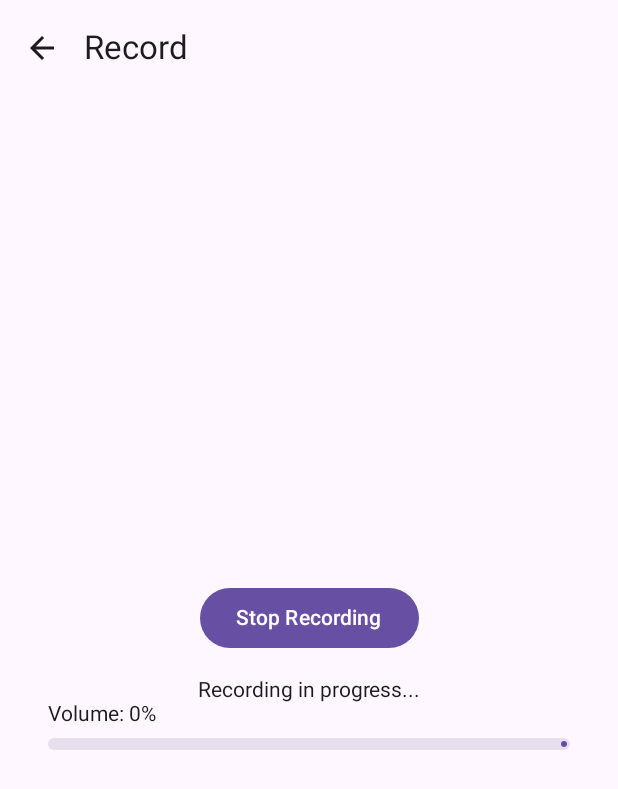
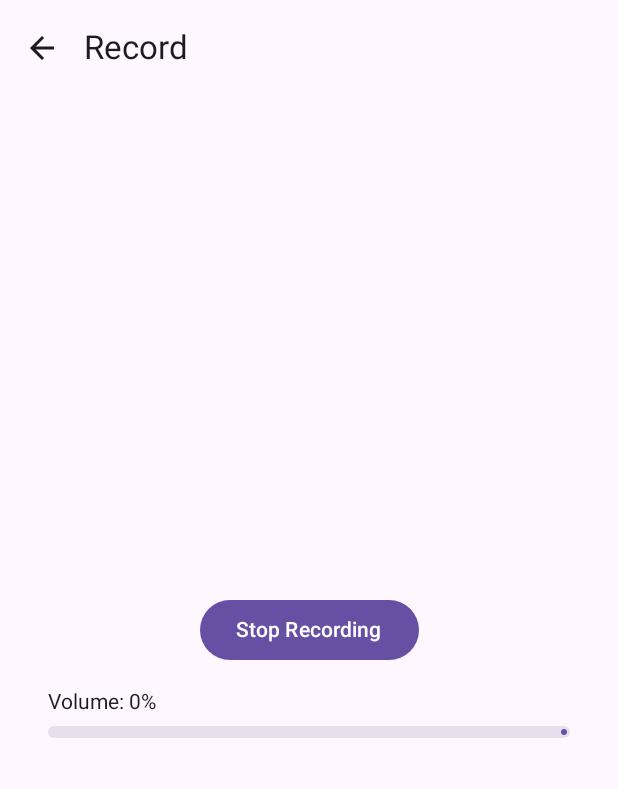
Before and after one commit to entaku0818/simpleRecord, an Android app built with Jetpack Compose: the RecordScreen screen opened through its navigation route, after a tap on "Start Recording", on a phone screen of 412 x 824 dp. Shown: the top 789 px of the screen. Run offline under Robolectric (Android 15) with nearby library versions, the phone set to English and light mode, and no system bars; our stand-ins replace Room's generated code.

Commit message:
不要な表示を削除

```diff
--- a/app/src/main/java/com/entaku/simpleRecord/record/RecordScreen.kt
+++ b/app/src/main/java/com/entaku/simpleRecord/record/RecordScreen.kt
@@ -122,19 +122,7 @@ fun RecordScreen(
 
                 Spacer(modifier = Modifier.height(16.dp))
 
-                Text(
-                    text = when (uiState.recordingState) {
-                        RecordingState.RECORDING -> "Recording in progress..."
-                        RecordingState.IDLE -> "Ready to record"
-                        RecordingState.ERROR -> "Recording failed. Please try again."
-                        RecordingState.FINISHED -> "Recording saved successfully!"
-                    },
-                    color = when (uiState.recordingState) {
-                        RecordingState.ERROR -> MaterialTheme.colorScheme.error
-                        RecordingState.FINISHED -> MaterialTheme.colorScheme.primary
-                        else -> MaterialTheme.colorScheme.onSurface
-                    }
-                )
+
 
                 if (uiState.recordingState == RecordingState.RECORDING) {
                     Column(
```
